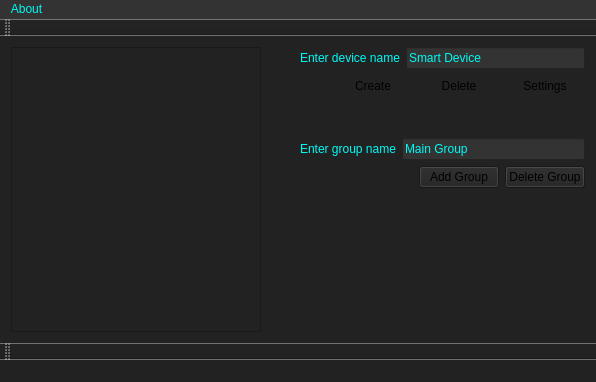
The window that GUI/GUI/mainwindow.ui (v-pereskokov/Jarvis) describes before a commit, drawn with Qt 5.
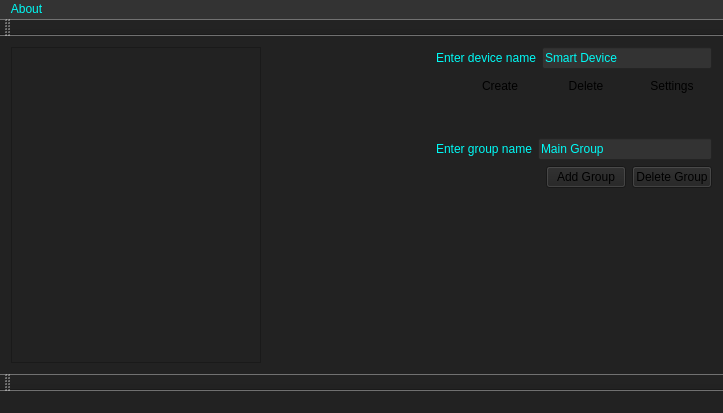
The same window after the commit. Icons and pictures are not drawn.

Commit message: Dark Style update #2

Diff of the .ui file:
```diff
--- a/GUI/GUI/mainwindow.ui
+++ b/GUI/GUI/mainwindow.ui
@@ -6,8 +6,8 @@
    <rect>
     <x>0</x>
     <y>0</y>
-    <width>596</width>
-    <height>382</height>
+    <width>723</width>
+    <height>413</height>
    </rect>
   </property>
   <property name="windowTitle">
@@ -18,7 +18,7 @@
   </property>
   <widget class="QWidget" name="centralWidget">
    <layout class="QGridLayout" name="gridLayout_2">
-    <item row="0" column="2">
+    <item row="0" column="4">
      <layout class="QVBoxLayout" name="verticalLayout">
       <item>
        <layout class="QHBoxLayout" name="horizontalLayout">
@@ -159,7 +159,7 @@
       </item>
      </layout>
     </item>
-    <item row="1" column="2">
+    <item row="1" column="4">
      <spacer name="verticalSpacer">
       <property name="orientation">
        <enum>Qt::Vertical</enum>
@@ -172,7 +172,7 @@
       </property>
      </spacer>
     </item>
-    <item row="0" column="1">
+    <item row="0" column="3">
      <spacer name="horizontalSpacer_3">
       <property name="orientation">
        <enum>Qt::Horizontal</enum>
@@ -226,7 +226,7 @@
          <x>0</x>
          <y>0</y>
          <width>248</width>
-         <height>287</height>
+         <height>318</height>
         </rect>
        </property>
        <layout class="QGridLayout" name="gridLayout">
@@ -254,6 +254,41 @@
       </widget>
      </widget>
     </item>
+    <item row="0" column="2">
+     <widget class="QPushButton" name="pushButton">
+      <property name="styleSheet">
+       <string notr="true">border: none;
+min-width: 115px;
+min-height: 115px</string>
+      </property>
+      <property name="text">
+       <string/>
+      </property>
+      <property name="icon">
+       <iconset resource="res.qrc">
+        <normaloff>:/images/microphone.png</normaloff>:/images/microphone.png</iconset>
+      </property>
+      <property name="iconSize">
+       <size>
+        <width>115</width>
+        <height>115</height>
+       </size>
+      </property>
+     </widget>
+    </item>
+    <item row="0" column="1">
+     <spacer name="horizontalSpacer_4">
+      <property name="orientation">
+       <enum>Qt::Horizontal</enum>
+      </property>
+      <property name="sizeHint" stdset="0">
+       <size>
+        <width>40</width>
+        <height>20</height>
+       </size>
+      </property>
+     </spacer>
+    </item>
    </layout>
   </widget>
   <widget class="QMenuBar" name="menuBar">
@@ -261,7 +296,7 @@
     <rect>
      <x>0</x>
      <y>0</y>
-     <width>596</width>
+     <width>723</width>
      <height>19</height>
     </rect>
    </property>
```
Left out of the diff: 4 changed lines with no effect on the pictures. The commit also changes 44 other files.
